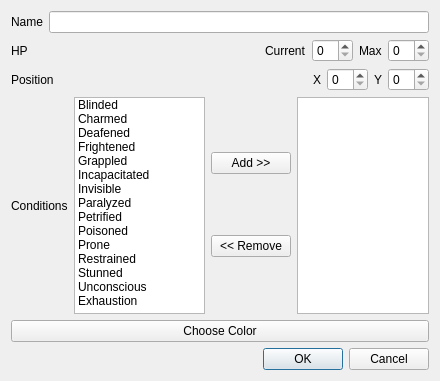
This is src/playereditdialog.ui in FastForwardTech/Battleplan as Qt 5 draws it before an edit. The edited form follows.
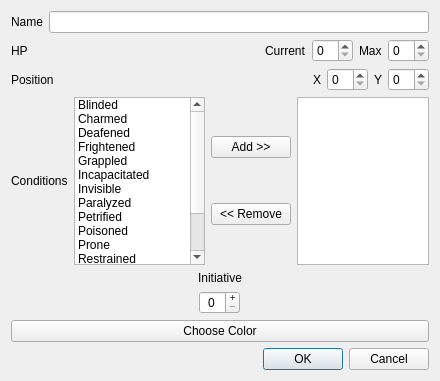
This is the edited form.

Commit message: Display a list of players in initiative order

```diff
--- a/src/playereditdialog.ui
+++ b/src/playereditdialog.ui
@@ -227,6 +227,26 @@
      </item>
     </layout>
    </item>
+   <item>
+    <widget class="QLabel" name="label_8">
+     <property name="text">
+      <string>Initiative</string>
+     </property>
+     <property name="alignment">
+      <set>Qt::AlignCenter</set>
+     </property>
+    </widget>
+   </item>
+   <item alignment="Qt::AlignHCenter">
+    <widget class="QSpinBox" name="initiativeSpinbox">
+     <property name="alignment">
+      <set>Qt::AlignCenter</set>
+     </property>
+     <property name="buttonSymbols">
+      <enum>QAbstractSpinBox::PlusMinus</enum>
+     </property>
+    </widget>
+   </item>
    <item>
     <widget class="QPushButton" name="pushButton_Color">
      <property name="text">
```
The commit also changes 11 other files.
